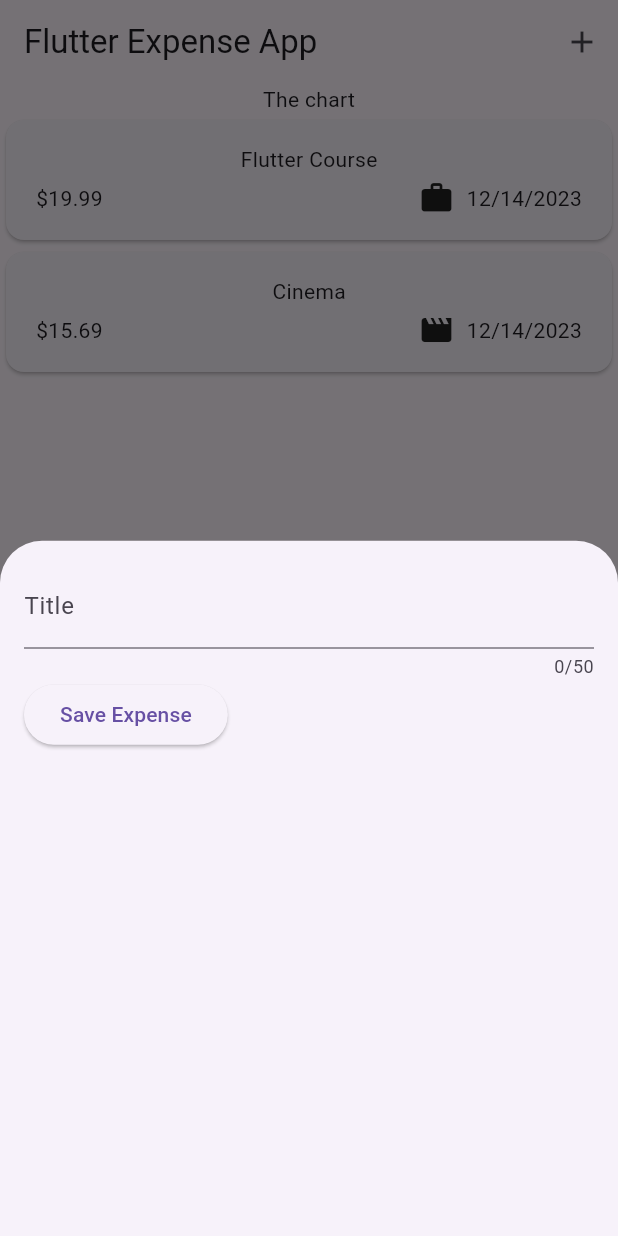
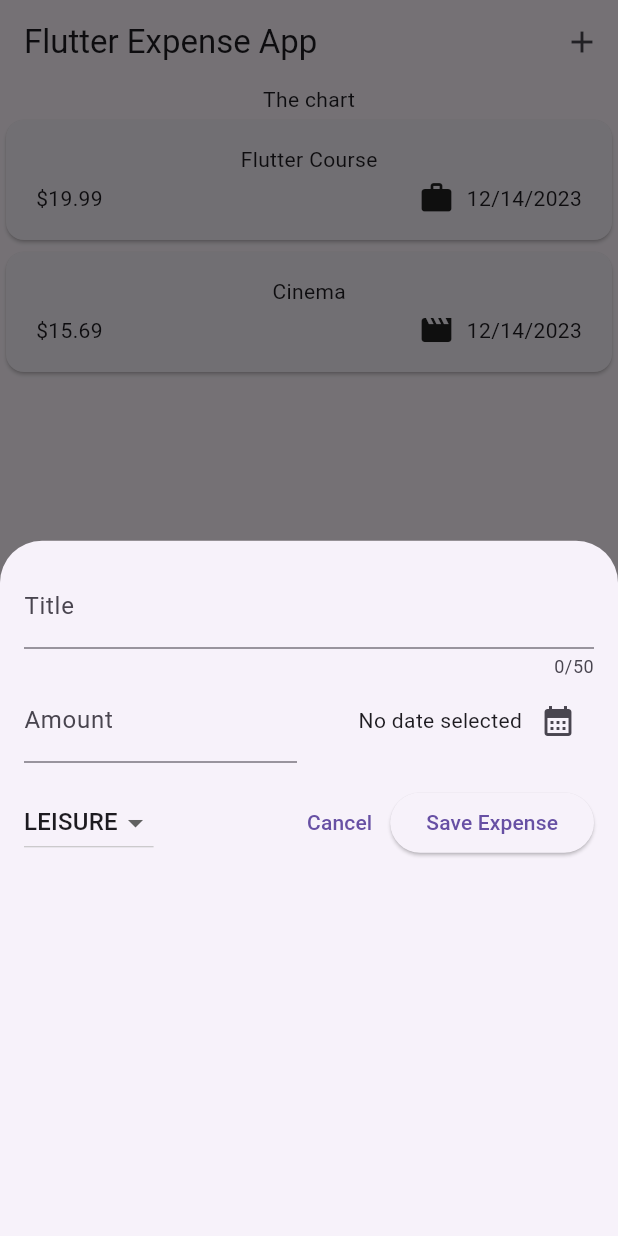
Before and after one commit to aronipurwanto/dsp-flutter-mobile, a Flutter app: the screen it shows after launch, after a tap on the "add" icon, on a phone screen of 412 x 824 dp. Run offline on Flutter 3.47's test engine with Material 3 defaults, Android fonts, the phone set to English and light mode, and no system bars; our stand-ins replace google_fonts.

Commit message:
feat: new expense

```diff
--- a/flutter_expense_app/lib/widgets/new_expenses.dart
+++ b/flutter_expense_app/lib/widgets/new_expenses.dart
@@ -1,4 +1,6 @@
 import 'package:flutter/material.dart';
+
+import '../models/expense.dart';
 
 class NewExpense extends StatefulWidget {
   const NewExpense({super.key});
@@ -10,10 +12,30 @@
 }
 
 class _NewExpenseState extends State<NewExpense> {
-  var _enteredTitle = '';
+  final _titleController = TextEditingController();
+  final _amountController = TextEditingController();
+  DateTime? _selectedDate;
+  Category _selectedCategory = Category.leisure;
 
-  void _saveTitleInput(String inputValue) {
-    _enteredTitle = inputValue;
+  void _presentDatePicker() async {
+    final now = DateTime.now();
+    final firstDate = DateTime(now.year - 1, now.month, now.day);
+    final pickedDate = await showDatePicker(
+      context: context,
+      initialDate: now,
+      firstDate: firstDate,
+      lastDate: now,
+    );
+    setState(() {
+      _selectedDate = pickedDate;
+    });
+  }
+
+  @override
+  void dispose() {
+    _titleController.dispose();
+    _amountController.dispose();
+    super.dispose();
   }
 
   @override
@@ -23,7 +45,7 @@
       child: Column(
         children: [
           TextField(
-            onChanged: _saveTitleInput,
+            controller: _titleController,
             maxLength: 50,
             decoration: const InputDecoration(
               label: Text('Title'),
@@ -31,9 +53,73 @@
           ),
           Row(
             children: [
+              Expanded(
+                child: TextField(
+                  controller: _amountController,
+                  keyboardType: TextInputType.number,
+                  decoration: const InputDecoration(
+                    prefixText: '\$ ',
+                    label: Text('Amount'),
+                  ),
+                ),
+              ),
+              const SizedBox(width: 16),
+              Expanded(
+                child: Row(
+                  mainAxisAlignment: MainAxisAlignment.end,
+                  crossAxisAlignment: CrossAxisAlignment.center,
+                  children: [
+                    Text(
+                      _selectedDate == null
+                          ? 'No date selected'
+                          : formatter.format(_selectedDate!),
+                    ),
+                    IconButton(
+                      onPressed: _presentDatePicker,
+                      icon: const Icon(
+                        Icons.calendar_month,
+                      ),
+                    ),
+                  ],
+                ),
+              ),
+            ],
+          ),
+          const SizedBox(height: 16),
+          Row(
+            children: [
+              DropdownButton(
+                value: _selectedCategory,
+                items: Category.values
+                    .map(
+                      (category) => DropdownMenuItem(
+                        value: category,
+                        child: Text(
+                          category.name.toUpperCase(),
+                        ),
+                      ),
+                    )
+                    .toList(),
+                onChanged: (value) {
+                  if (value == null) {
+                    return;
+                  }
+                  setState(() {
+                    _selectedCategory = value;
+                  });
+                },
+              ),
+              const Spacer(),
+              TextButton(
+                onPressed: () {
+                  Navigator.pop(context);
+                },
+                child: const Text('Cancel'),
+              ),
               ElevatedButton(
                 onPressed: () {
-                  print(_enteredTitle);
+                  print(_titleController.text);
+                  print(_amountController.text);
                 },
                 child: const Text('Save Expense'),
               ),
```
